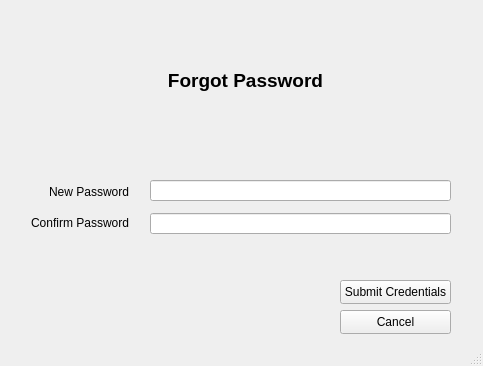
The window that ui_forgot_password.ui (yaJ17/SoftwareEngineering2) describes before a commit, drawn with Qt 5.
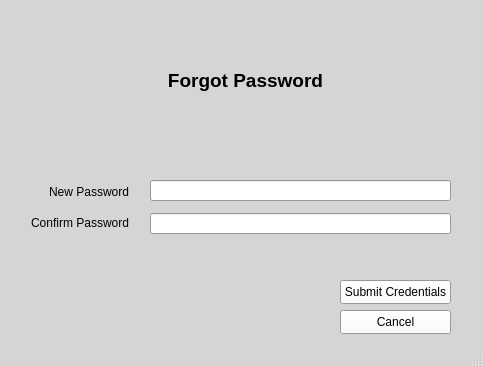
The same window after the commit.

```diff
--- a/ui_forgot_password.ui
+++ b/ui_forgot_password.ui
@@ -10,6 +10,313 @@
     <height>366</height>
    </rect>
   </property>
+  <property name="palette">
+   <palette>
+    <active>
+     <colorrole role="WindowText">
+      <brush brushstyle="SolidPattern">
+       <color alpha="255">
+        <red>0</red>
+        <green>0</green>
+        <blue>0</blue>
+       </color>
+      </brush>
+     </colorrole>
+     <colorrole role="Button">
+      <brush brushstyle="SolidPattern">
+       <color alpha="255">
+        <red>255</red>
+        <green>251</green>
+        <blue>247</blue>
+       </color>
+      </brush>
+     </colorrole>
+     <colorrole role="Light">
+      <brush brushstyle="SolidPattern">
+       <color alpha="255">
+        <red>255</red>
+        <green>255</green>
+        <blue>255</blue>
+       </color>
+      </brush>
+     </colorrole>
+     <colorrole role="Midlight">
+      <brush brushstyle="SolidPattern">
+       <color alpha="255">
+        <red>127</red>
+        <green>125</green>
+        <blue>123</blue>
+       </color>
+      </brush>
+     </colorrole>
+     <colorrole role="Dark">
+      <brush brushstyle="SolidPattern">
+       <color alpha="255">
+        <red>127</red>
+        <green>125</green>
+        <blue>123</blue>
+       </color>
+      </brush>
+     </colorrole>
+     <colorrole role="Mid">
+      <brush brushstyle="SolidPattern">
+       <color alpha="255">
+        <red>170</red>
+        <green>167</green>
+        <blue>165</blue>
+       </color>
+      </brush>
+     </colorrole>
+     <colorrole role="Text">
+      <brush brushstyle="SolidPattern">
+       <color alpha="255">
+        <red>0</red>
+        <green>0</green>
+        <blue>0</blue>
+       </color>
+      </brush>
+     </colorrole>
+     <colorrole role="BrightText">
+      <brush brushstyle="SolidPattern">
+       <color alpha="255">
+        <red>255</red>
+        <green>255</green>
+        <blue>255</blue>
+       </color>
+      </brush>
+     </colorrole>
+     <colorrole role="ButtonText">
+      <brush brushstyle="SolidPattern">
+       <color alpha="255">
+        <red>0</red>
+        <green>0</green>
+        <blue>0</blue>
+       </color>
+      </brush>
+     </colorrole>
+     <colorrole role="Base">
+      <brush brushstyle="SolidPattern">
+       <color alpha="255">
+        <red>255</red>
+        <green>255</green>
+        <blue>255</blue>
+       </color>
+      </brush>
+     </colorrole>
+     <colorrole role="Window">
+      <brush brushstyle="SolidPattern">
+       <color alpha="255">
+        <red>213</red>
+        <green>213</green>
+        <blue>213</blue>
+       </color>
+      </brush>
+     </colorrole>
+    </active>
+    <inactive>
+     <colorrole role="WindowText">
+      <brush brushstyle="SolidPattern">
+       <color alpha="255">
+        <red>0</red>
+        <green>0</green>
+        <blue>0</blue>
+       </color>
+      </brush>
+     </colorrole>
+     <colorrole role="Button">
+      <brush brushstyle="SolidPattern">
+       <color alpha="255">
+        <red>255</red>
+        <green>251</green>
+        <blue>247</blue>
+       </color>
+      </brush>
+     </colorrole>
+     <colorrole role="Light">
+      <brush brushstyle="SolidPattern">
+       <color alpha="255">
+        <red>255</red>
+        <green>255</green>
+        <blue>255</blue>
+       </color>
+      </brush>
+     </colorrole>
+     <colorrole role="Midlight">
+      <brush brushstyle="SolidPattern">
+       <color alpha="255">
+        <red>127</red>
+        <green>125</green>
+        <blue>123</blue>
+       </color>
+      </brush>
+     </colorrole>
+     <colorrole role="Dark">
+      <brush brushstyle="SolidPattern">
+       <color alpha="255">
+        <red>127</red>
+        <green>125</green>
+        <blue>123</blue>
+       </color>
+      </brush>
+     </colorrole>
+     <colorrole role="Mid">
+      <brush brushstyle="SolidPattern">
+       <color alpha="255">
+        <red>170</red>
+        <green>167</green>
+        <blue>165</blue>
+       </color>
+      </brush>
+     </colorrole>
+     <colorrole role="Text">
+      <brush brushstyle="SolidPattern">
+       <color alpha="255">
+        <red>0</red>
+        <green>0</green>
+        <blue>0</blue>
+       </color>
+      </brush>
+     </colorrole>
+     <colorrole role="BrightText">
+      <brush brushstyle="SolidPattern">
+       <color alpha="255">
+        <red>255</red>
+        <green>255</green>
+        <blue>255</blue>
+       </color>
+      </brush>
+     </colorrole>
+     <colorrole role="ButtonText">
+      <brush brushstyle="SolidPattern">
+       <color alpha="255">
+        <red>0</red>
+        <green>0</green>
+        <blue>0</blue>
+       </color>
+      </brush>
+     </colorrole>
+     <colorrole role="Base">
+      <brush brushstyle="SolidPattern">
+       <color alpha="255">
+        <red>255</red>
+        <green>255</green>
+        <blue>255</blue>
+       </color>
+      </brush>
+     </colorrole>
+     <colorrole role="Window">
+      <brush brushstyle="SolidPattern">
+       <color alpha="255">
+        <red>213</red>
+        <green>213</green>
+        <blue>213</blue>
+       </color>
+      </brush>
+     </colorrole>
+    </inactive>
+    <disabled>
+     <colorrole role="WindowText">
+      <brush brushstyle="SolidPattern">
+       <color alpha="255">
+        <red>127</red>
+        <green>125</green>
+        <blue>123</blue>
+       </color>
+      </brush>
+     </colorrole>
+     <colorrole role="Button">
+      <brush brushstyle="SolidPattern">
+       <color alpha="255">
+        <red>255</red>
+        <green>251</green>
+        <blue>247</blue>
+       </color>
+      </brush>
+     </colorrole>
+     <colorrole role="Light">
+      <brush brushstyle="SolidPattern">
+       <color alpha="255">
+        <red>255</red>
+        <green>255</green>
+        <blue>255</blue>
+       </color>
+      </brush>
+     </colorrole>
+     <colorrole role="Midlight">
+      <brush brushstyle="SolidPattern">
+       <color alpha="255">
+        <red>127</red>
+        <green>125</green>
+        <blue>123</blue>
+       </color>
+      </brush>
+     </colorrole>
+     <colorrole role="Dark">
+      <brush brushstyle="SolidPattern">
+       <color alpha="255">
+        <red>127</red>
+        <green>125</green>
+        <blue>123</blue>
+       </color>
+      </brush>
+     </colorrole>
+     <colorrole role="Mid">
+      <brush brushstyle="SolidPattern">
+       <color alpha="255">
+        <red>170</red>
+        <green>167</green>
+        <blue>165</blue>
+       </color>
+      </brush>
+     </colorrole>
+     <colorrole role="Text">
+      <brush brushstyle="SolidPattern">
+       <color alpha="255">
+        <red>127</red>
+        <green>125</green>
+        <blue>123</blue>
+       </color>
+      </brush>
+     </colorrole>
+     <colorrole role="BrightText">
+      <brush brushstyle="SolidPattern">
+       <color alpha="255">
+        <red>255</red>
+        <green>255</green>
+        <blue>255</blue>
+       </color>
+      </brush>
+     </colorrole>
+     <colorrole role="ButtonText">
+      <brush brushstyle="SolidPattern">
+       <color alpha="255">
+        <red>127</red>
+        <green>125</green>
+        <blue>123</blue>
+       </color>
+      </brush>
+     </colorrole>
+     <colorrole role="Base">
+      <brush brushstyle="SolidPattern">
+       <color alpha="255">
+        <red>213</red>
+        <green>213</green>
+        <blue>213</blue>
+       </color>
+      </brush>
+     </colorrole>
+     <colorrole role="Window">
+      <brush brushstyle="SolidPattern">
+       <color alpha="255">
+        <red>213</red>
+        <green>213</green>
+        <blue>213</blue>
+       </color>
+      </brush>
+     </colorrole>
+    </disabled>
+   </palette>
+  </property>
   <property name="windowTitle">
    <string>Rexie Forgot Pass</string>
   </property>
```
